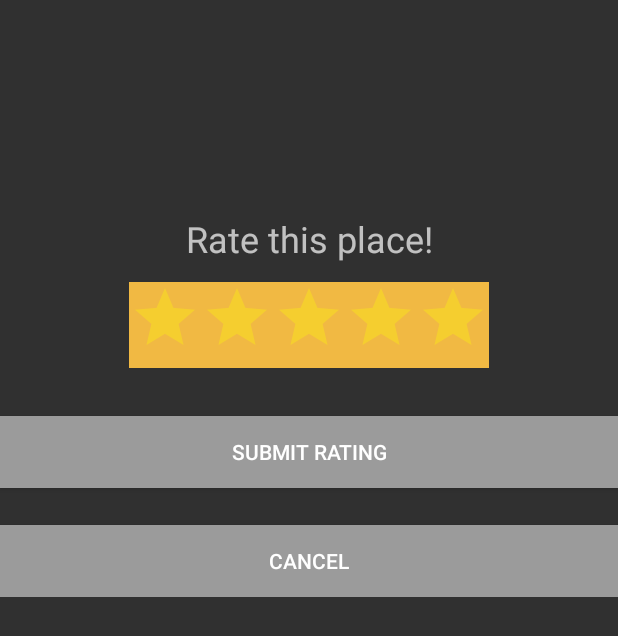
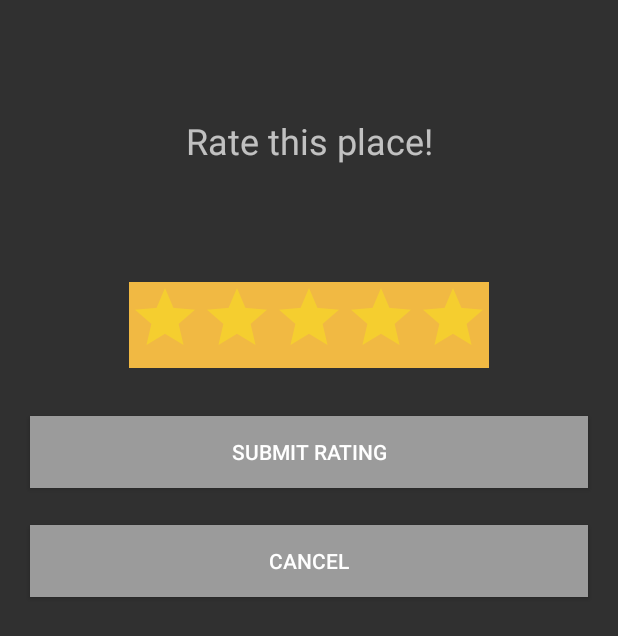
Before and after one commit to MauernChu/P8_Group3, an Android app: the layout rate_of_place.xml on its own in the app's theme, with its tools: preview values and no code run, on a phone screen of 412 x 824 dp. Shown: the top 636 px of the screen. Run offline under Robolectric (Android 15) with nearby library versions, the light colour scheme and no system bars.

Commit message:
Rating XML changes

```diff
--- a/Source/P8_Group3/app/src/main/res/layout/rate_of_place.xml
+++ b/Source/P8_Group3/app/src/main/res/layout/rate_of_place.xml
@@ -12,8 +12,6 @@
             android:layout_gravity="center"
             android:layout_above="@+id/dialog_ratingbar"
             android:gravity="center"
-
-            android:layout_marginTop="130dp"
             android:text="Rate this place!"
             android:textSize="24dp"
             android:visibility="visible" />
@@ -38,6 +36,8 @@
         <Button
             android:id="@+id/dialog_submitRating"
             android:layout_width="match_parent"
+            android:layout_marginLeft="20dp"
+            android:layout_marginRight="20dp"
             android:layout_height="wrap_content"
             android:layout_marginTop="277dp"
             android:background="@color/gray"
@@ -50,6 +50,9 @@
             android:layout_width="match_parent"
             android:layout_height="wrap_content"
             android:layout_marginTop="350dp"
+            android:layout_marginBottom="30dp"
+            android:layout_marginLeft="20dp"
+            android:layout_marginRight="20dp"
             android:background="@color/gray"
             android:text="Cancel"
             android:layout_alignParentTop="true"
```
